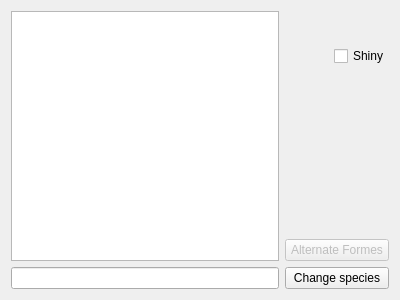
Above: src/Teambuilder/Teambuilder/pokeselection.ui from po-devs/pokemon-online before the change. Below: the same form after it.
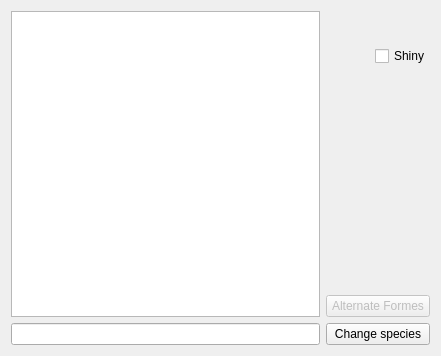
That is the form after the change. Custom widgets are drawn as their Qt base class.

Commit message: Added ui for an advanced search window in pokemon selection

The edit to the form file:
```diff
--- a/src/Teambuilder/Teambuilder/pokeselection.ui
+++ b/src/Teambuilder/Teambuilder/pokeselection.ui
@@ -6,8 +6,8 @@
    <rect>
     <x>0</x>
     <y>0</y>
-    <width>400</width>
-    <height>300</height>
+    <width>441</width>
+    <height>356</height>
    </rect>
   </property>
   <property name="windowTitle">
```
The commit also changes 6 other files.
